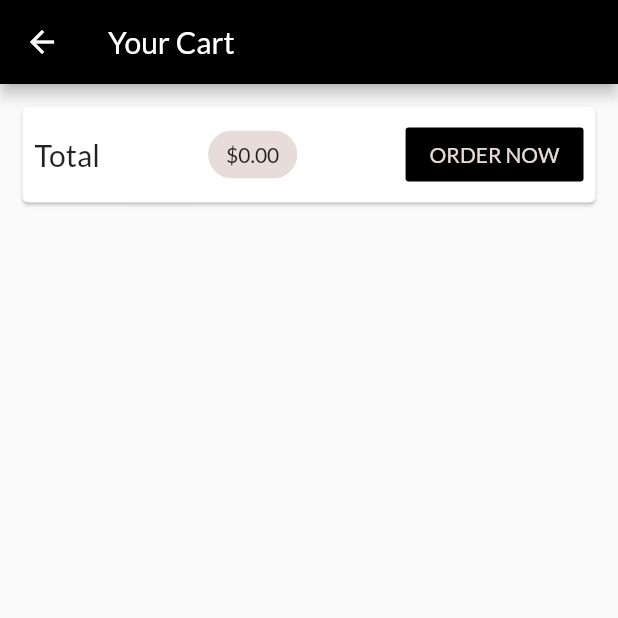
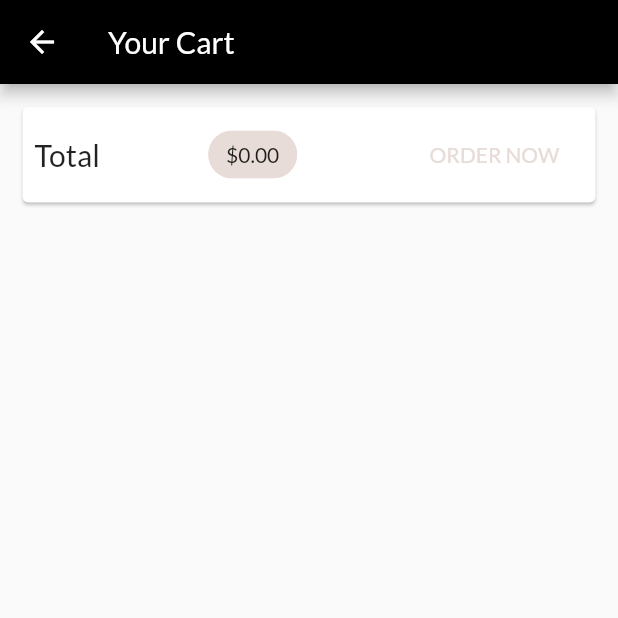
Before and after one commit to AbdulHannan-123/Shop_App_2022, a Flutter app: the CartScreen screen opened by its route, on a phone screen of 412 x 824 dp, the top half of it. Run offline on Flutter 3.47's test engine with Material 2 defaults, Android fonts, the phone set to English and light mode, and no system bars; missing offline and left inert: dart:html, dart:js; network calls fail.

Commit message:
fatch add order

```diff
--- a/lib/main.dart
+++ b/lib/main.dart
@@ -45,7 +45,7 @@ class MyApp extends StatelessWidget {
         routes: {
           ProductDetailScreen.routeName: (context) => ProductDetailScreen(),
           CartScreen.routeName: (context) => CartScreen(),
-          OrderScreen.routeName:(context) => OrderScreen(),
+          OrdersScreen.routeName:(context) => OrdersScreen(),
           UserProductScreen.routeNamae:(context) => UserProductScreen(),
           EditProductScreen.routeName:(context) => EditProductScreen(),
         },
--- a/lib/providers/productss.dart
+++ b/lib/providers/productss.dart
@@ -70,7 +70,7 @@ class Products with ChangeNotifier {
 
   Future<void> fetchAndSetProducts() async {
     final url = Uri.parse(
-        'https://food-app-2022-4df84-default-rtdb.firebaseio.com/products.json');
+        'https://food-app-2022-4df84-default-rtdb.firebaseio.com/products/.json');
     try {
       final responce = await http.get(url);
       // print(json.decode(responce.body)['name']);
@@ -79,7 +79,7 @@ class Products with ChangeNotifier {
       extractedData.forEach((key, value) {
         loadedProducts.add(Product(
           id: key,
-          title: value['title'],
+          title: value["title"],
           description: value['description'],
           price: value['price'],
           isfavorate: value['isFavorite'],
--- a/lib/screens/cart_screen.dart
+++ b/lib/screens/cart_screen.dart
@@ -33,20 +33,7 @@ class CartScreen extends StatelessWidget {
                     label: Text('\$${cart.totalAmount.toStringAsFixed(2)}'),
                     backgroundColor: Theme.of(context).accentColor,
                   ),
-                  FlatButton(
-                    onPressed: () {
-                      Provider.of<Orders>(context, listen: false).addOrders(
-                          cart.items.values.toList(), cart.totalAmount);
-                      cart.clearItems();
-                    },
-                    color: Colors.black,
-                    child: const Text(
-                      "ORDER NOW",
-                      style: TextStyle(
-                        color: Color(0xffe7dcd7),
-                      ),
-                    ),
-                  )
+                  OrderButton(cart: cart)
                 ],
               ),
             ),
@@ -71,3 +58,44 @@ class CartScreen extends StatelessWidget {
     );
   }
 }
+
+class OrderButton extends StatefulWidget {
+  const OrderButton({
+    Key? key,
+    required this.cart,
+  }) : super(key: key);
+
+  final Cart cart;
+
+  @override
+  State<OrderButton> createState() => _OrderButtonState();
+}
+
+class _OrderButtonState extends State<OrderButton> {
+  var _isLoading = false;
+  @override
+  Widget build(BuildContext context) {
+    return FlatButton(
+      onPressed: (widget.cart.totalAmount <= 0 || _isLoading)
+          ? null
+          : () async {
+              setState(() {
+                _isLoading = true;
+              });
+              await Provider.of<Orders>(context, listen: false).addOrders(
+                  widget.cart.items.values.toList(), widget.cart.totalAmount);
+              setState(() {
+                _isLoading = false;
+              });
+              widget.cart.clearItems();
+            },
+      color: Colors.black,
+      child:_isLoading?CircularProgressIndicator() :const Text(
+        "ORDER NOW",
+        style: TextStyle(
+          color: Color(0xffe7dcd7),
+        ),
+      ),
+    );
+  }
+}
--- a/lib/widgets/app_drawer.dart
+++ b/lib/widgets/app_drawer.dart
@@ -23,7 +23,7 @@ class AppDrawer extends StatelessWidget {
           ListTile(
             leading:const Icon(Icons.payment),
             title:const Text("Order"),
-            onTap: () => Navigator.of(context).pushReplacementNamed(OrderScreen.routeName),
+            onTap: () => Navigator.of(context).pushReplacementNamed(OrdersScreen.routeName),
           ),
           const Divider(),
           ListTile(
--- a/lib/widgets/order_item.dart
+++ b/lib/widgets/order_item.dart
@@ -22,7 +22,7 @@ class _OrderItemState extends State<OrderItem> {
       child: Column(
         children: [
           ListTile(
-            title: Text('\$${widget.order.amount}'),
+            title: Text('\$${widget.order.amount.toStringAsFixed(3)}'),
             subtitle: Text(DateFormat('dd/MM').format(widget.order.dateTime)),
             trailing: IconButton(
               onPressed: () {
```
Also changed, not shown: lib/providers/orders.dart (+54 -3 lines), lib/providers/products.dart (+15 -1 lines), lib/screens/orders_screen.dart (+22 -7 lines).
